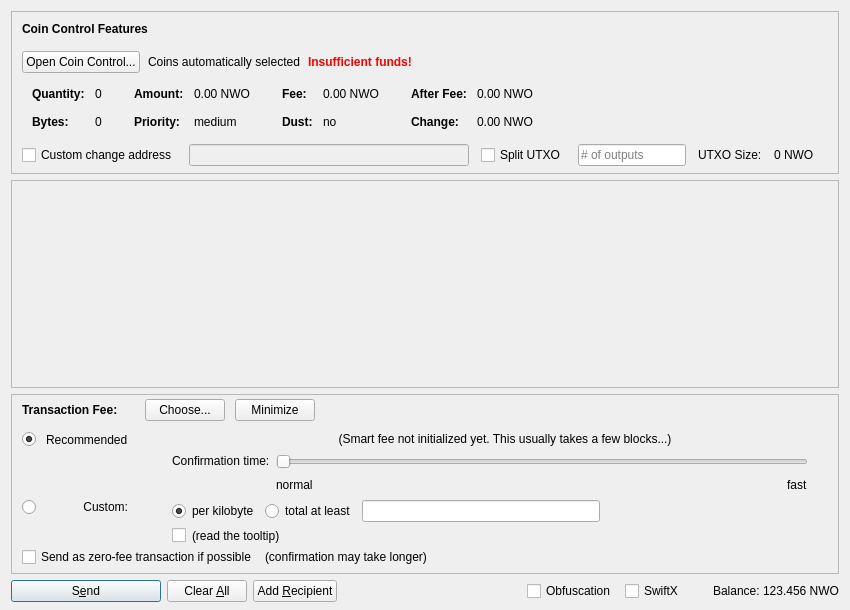
The window that src/qt/forms/sendcoinsdialog.ui (swampcoin/bwrgocoin) describes before a commit, drawn with Qt 5.
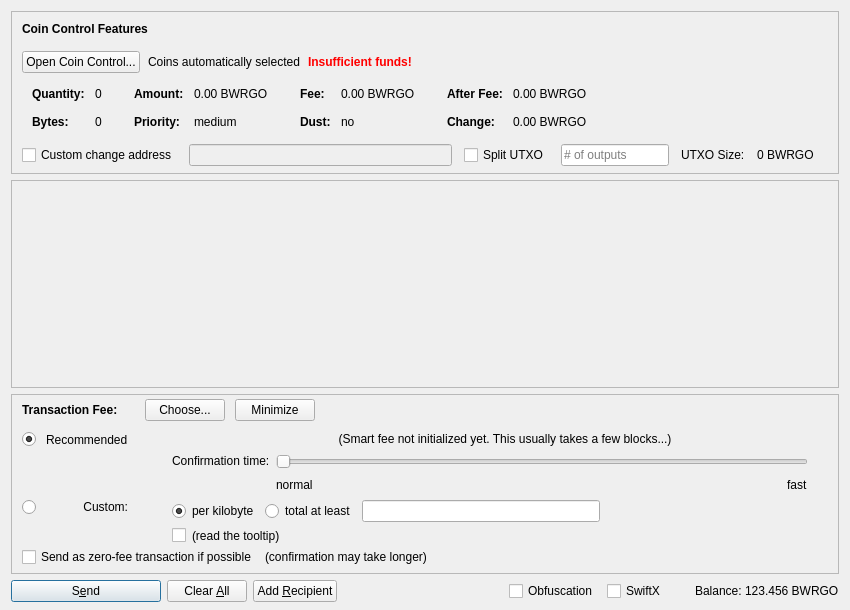
The same window after the commit. Icons and pictures are not drawn. Custom widgets are drawn as their Qt base class.

```diff
--- a/src/qt/forms/sendcoinsdialog.ui
+++ b/src/qt/forms/sendcoinsdialog.ui
@@ -324,7 +324,7 @@
                   <enum>Qt::ActionsContextMenu</enum>
                  </property>
                  <property name="text">
-                  <string notr="true">0.00 NWO</string>
+                  <string notr="true">0.00 BWRGO</string>
                  </property>
                  <property name="textInteractionFlags">
                   <set>Qt::LinksAccessibleByMouse|Qt::TextSelectableByKeyboard|Qt::TextSelectableByMouse</set>
@@ -404,7 +404,7 @@
                   <enum>Qt::ActionsContextMenu</enum>
                  </property>
                  <property name="text">
-                  <string notr="true">0.00 NWO</string>
+                  <string notr="true">0.00 BWRGO</string>
                  </property>
                  <property name="textInteractionFlags">
                   <set>Qt::LinksAccessibleByMouse|Qt::TextSelectableByKeyboard|Qt::TextSelectableByMouse</set>
@@ -484,7 +484,7 @@
                   <enum>Qt::ActionsContextMenu</enum>
                  </property>
                  <property name="text">
-                  <string notr="true">0.00 NWO</string>
+                  <string notr="true">0.00 BWRGO</string>
                  </property>
                  <property name="textInteractionFlags">
                   <set>Qt::LinksAccessibleByMouse|Qt::TextSelectableByKeyboard|Qt::TextSelectableByMouse</set>
@@ -513,7 +513,7 @@
                   <enum>Qt::ActionsContextMenu</enum>
                  </property>
                  <property name="text">
-                  <string notr="true">0.00 NWO</string>
+                  <string notr="true">0.00 BWRGO</string>
                  </property>
                  <property name="textInteractionFlags">
                   <set>Qt::LinksAccessibleByMouse|Qt::TextSelectableByKeyboard|Qt::TextSelectableByMouse</set>
@@ -594,7 +594,7 @@
           <item>
            <widget class="QLabel" name="labelBlockSize">
             <property name="text">
-             <string>0 NWO</string>
+             <string>0 BWRGO</string>
             </property>
            </widget>
           </item>
@@ -1435,7 +1435,7 @@
           <cursorShape>IBeamCursor</cursorShape>
          </property>
          <property name="text">
-          <string notr="true">123.456 NWO</string>
+          <string notr="true">123.456 BWRGO</string>
          </property>
          <property name="textInteractionFlags">
           <set>Qt::LinksAccessibleByMouse|Qt::TextSelectableByKeyboard|Qt::TextSelectableByMouse</set>
```
Left out of the diff: 8 changed lines with no effect on the pictures.
